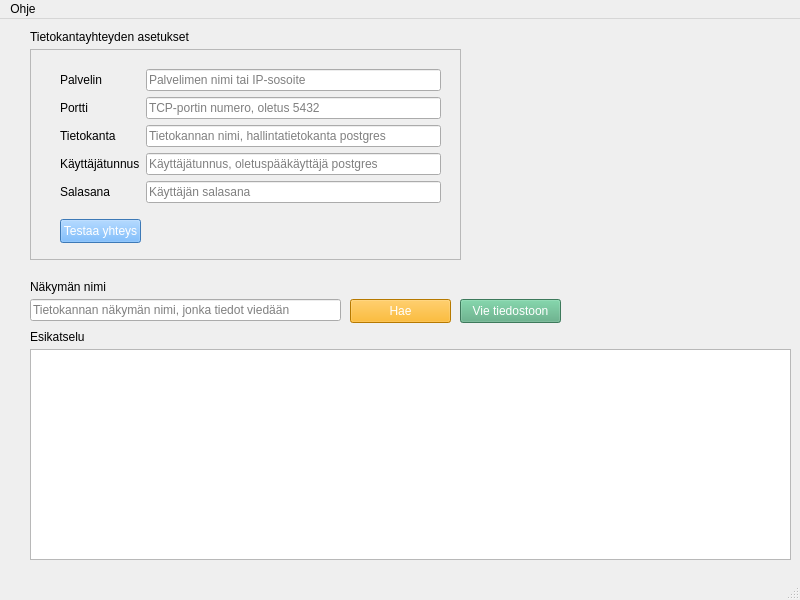
Before: the Qt Designer form exportTool.ui in dildorababaerova/svg_esimerkki, drawn with Qt 5.
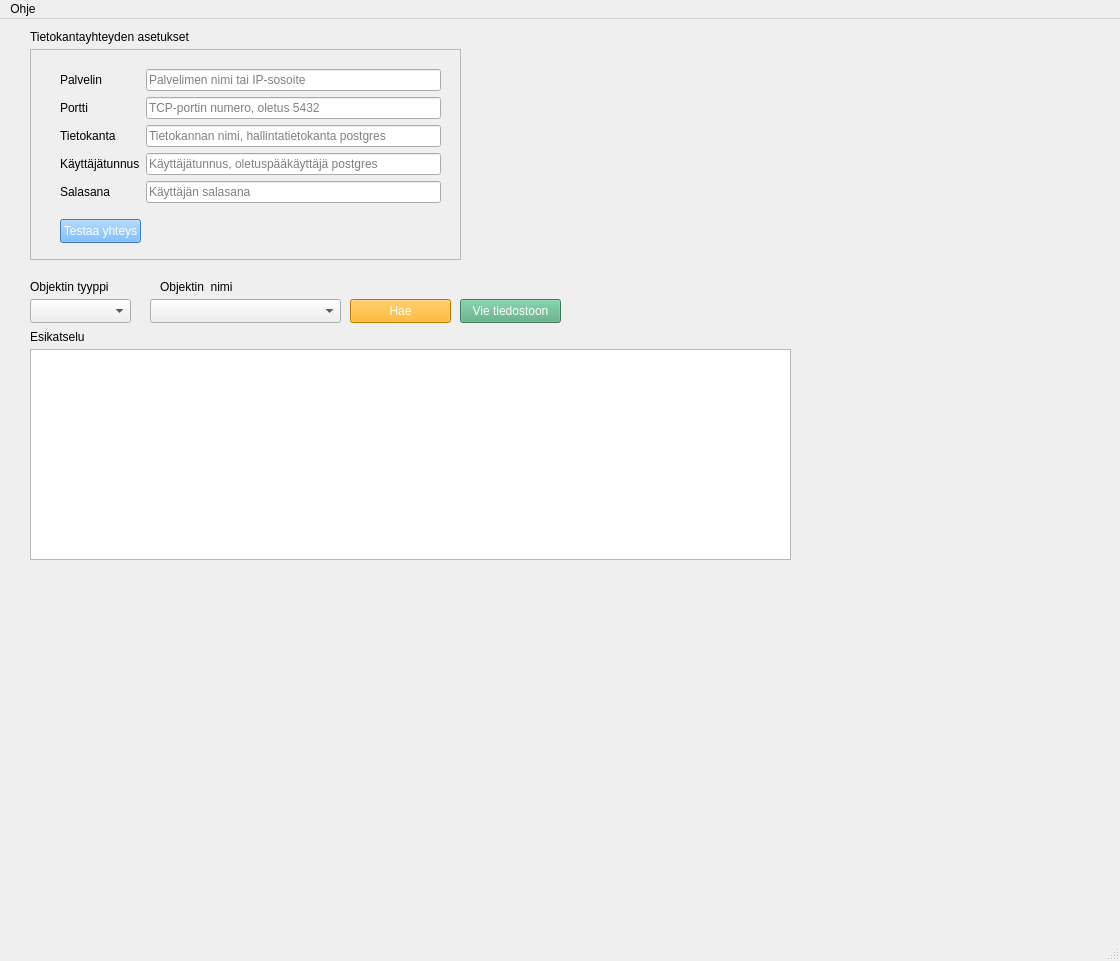
After: the same form once the commit is applied.

What changed in the file:
```diff
--- a/exportTool.ui
+++ b/exportTool.ui
@@ -6,8 +6,8 @@
    <rect>
     <x>0</x>
     <y>0</y>
-    <width>800</width>
-    <height>600</height>
+    <width>1120</width>
+    <height>961</height>
    </rect>
   </property>
   <property name="windowTitle">
@@ -142,20 +142,7 @@
      <string>Tietokantayhteyden asetukset</string>
     </property>
    </widget>
-   <widget class="QLineEdit" name="viewNameLineEdit">
-    <property name="geometry">
-     <rect>
-      <x>30</x>
-      <y>280</y>
-      <width>311</width>
-      <height>22</height>
-     </rect>
-    </property>
-    <property name="placeholderText">
-     <string>Tietokannan näkymän nimi, jonka tiedot viedään</string>
-    </property>
-   </widget>
-   <widget class="QLabel" name="viewNameLabel">
+   <widget class="QLabel" name="objectTypeLabel">
     <property name="geometry">
      <rect>
       <x>30</x>
@@ -165,7 +152,7 @@
      </rect>
     </property>
     <property name="text">
-     <string>Näkymän nimi</string>
+     <string>Objektin tyyppi</string>
     </property>
    </widget>
    <widget class="QPushButton" name="exportPushButton">
@@ -225,13 +212,46 @@
      <string>Esikatselu</string>
     </property>
    </widget>
+   <widget class="QComboBox" name="objectTypeComboBox">
+    <property name="geometry">
+     <rect>
+      <x>30</x>
+      <y>280</y>
+      <width>101</width>
+      <height>24</height>
+     </rect>
+    </property>
+   </widget>
+   <widget class="QComboBox" name="objectNameComboBox">
+    <property name="geometry">
+     <rect>
+      <x>150</x>
+      <y>280</y>
+      <width>191</width>
+      <height>24</height>
+     </rect>
+    </property>
+   </widget>
+   <widget class="QLabel" name="objectNameLabel">
+    <property name="geometry">
+     <rect>
+      <x>160</x>
+      <y>260</y>
+      <width>101</width>
+      <height>16</height>
+     </rect>
+    </property>
+    <property name="text">
+     <string>Objektin  nimi</string>
+    </property>
+   </widget>
   </widget>
   <widget class="QMenuBar" name="menubar">
    <property name="geometry">
     <rect>
      <x>0</x>
      <y>0</y>
-     <width>800</width>
+     <width>1120</width>
      <height>33</height>
     </rect>
    </property>
```
Left out of the diff: 2 changed lines with no effect on the pictures.
